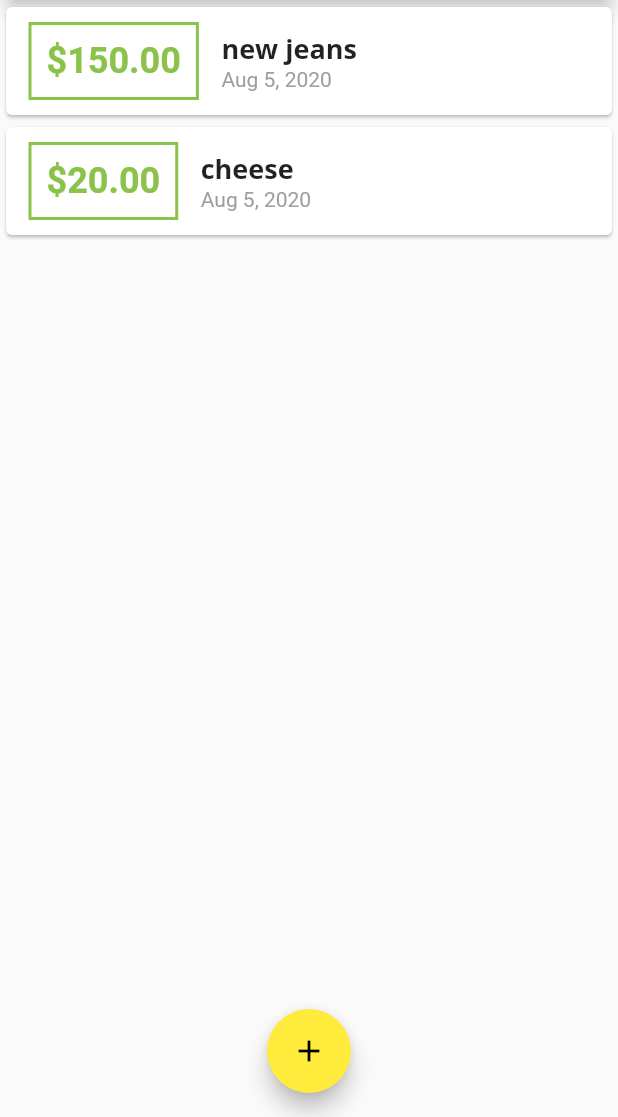
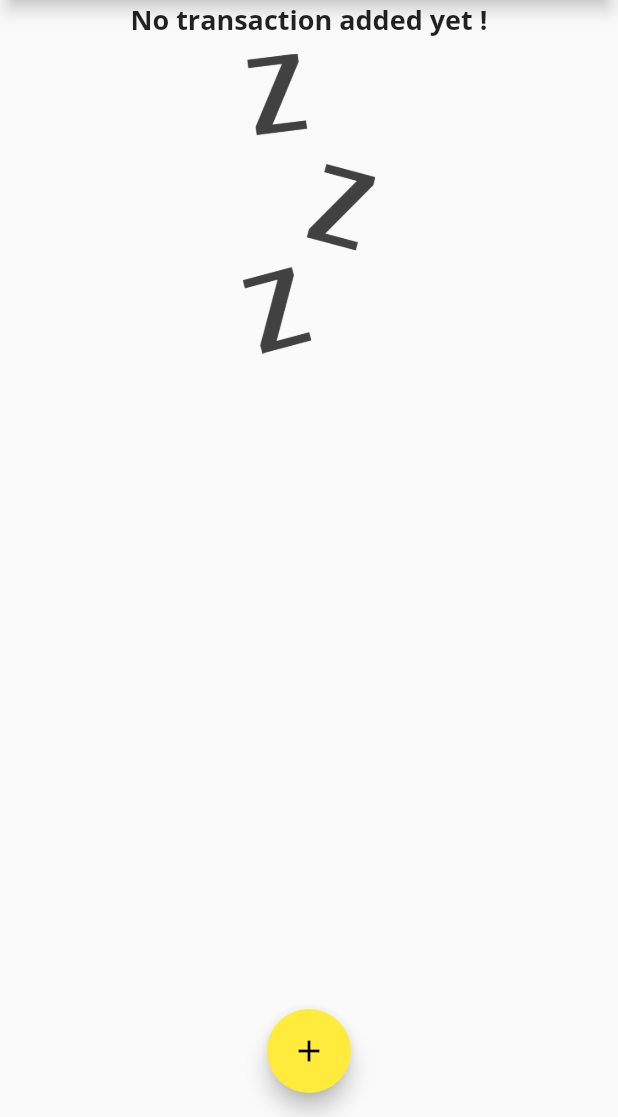
Before and after one commit to ashrafsalem/MyDept, a Flutter app: the screen it shows after launch, on a phone screen of 412 x 824 dp, the part 119-1236 px from its top. Run offline on Flutter 3.47's test engine with Material 2 defaults, Android fonts, the phone set to English and light mode, and no system bars.

Commit message:
adding image in case of no transaction and adding SizedBox to act like margin

```diff
--- a/lib/main.dart
+++ b/lib/main.dart
@@ -55,18 +55,18 @@ class _MyHomePageState extends State<MyHomePage> {
   }
 
   final List<Transaction> _transactions = [
-    Transaction(
-      id: 't1',
-      title: 'new jeans',
-      amount: 150.00,
-      date: DateTime.now(),
-    ),
-    Transaction(
-      id: 't2',
-      title: 'cheese',
-      amount: 20.00,
-      date: DateTime.now(),
-    ),
+    // Transaction(
+    //   id: 't1',
+    //   title: 'new jeans',
+    //   amount: 150.00,
+    //   date: DateTime.now(),
+    // ),
+    // Transaction(
+    //   id: 't2',
+    //   title: 'cheese',
+    //   amount: 20.00,
+    //   date: DateTime.now(),
+    // ),
   ];
 
   void _addTransaction(String txTitle, double txAmount) {
--- a/lib/widgets/transaction_list.dart
+++ b/lib/widgets/transaction_list.dart
@@ -13,14 +13,34 @@ class TransactionList extends StatelessWidget {
   Widget build(BuildContext context) {
     return Container(
       height: 300,
-      child: ListView.builder(
+      child: transactions.isEmpty
+          ? Column(
+              children: <Widget>[
+                Text(
+                  'No transaction added yet !',
+                  style: Theme.of(context).textTheme.title,
+                ),
+                SizedBox(
+                  height: 10,
+                ),
+                Container(
+                  height: 200,
+                  child: Image.asset(
+                    'assets/images/waiting.png',
+                    fit: BoxFit.cover,
+                  ),
+                ),
+              ],
+            )
+          : ListView.builder(
               itemBuilder: (ctx, index) {
                 return Card(
                   child: Row(
                     mainAxisAlignment: MainAxisAlignment.start,
                     children: <Widget>[
                       Container(
-                  margin: EdgeInsets.symmetric(vertical: 10, horizontal: 15),
+                        margin:
+                            EdgeInsets.symmetric(vertical: 10, horizontal: 15),
                         decoration: BoxDecoration(
                           border: Border.all(
                             width: 2,
--- a/pubspec.yaml
+++ b/pubspec.yaml
@@ -47,8 +47,8 @@ flutter:
   uses-material-design: true
 
   # To add assets to your application, add an assets section, like this:
-  # assets:
-  #   - images/a_dot_burr.jpeg
+  assets:
+    - assets/images/waiting.png
   #   - images/a_dot_ham.jpeg
 
   # An image asset can refer to one or more resolution-specific "variants", see
```
Also changed, not shown: assets/images/waiting.png (added). Lines whose indentation alone changed are shown as unchanged.
